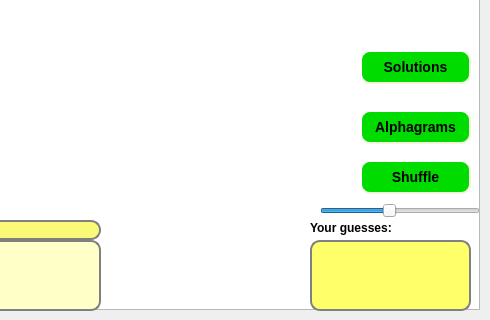
domino14/aerolithdesktop, file trunk/client/src/tableForm.ui: the form before one commit; both pictures show x 510 to 1000 and y 420 to 740 of the 1000 by 740 pixel window.
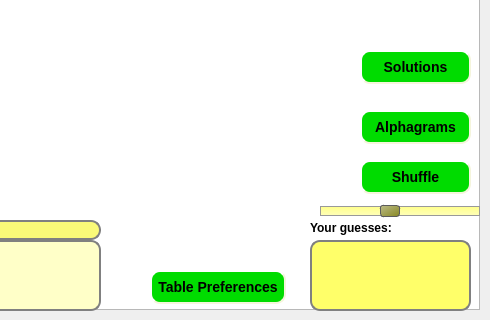
The form after the commit.

Commit message: added settings stuff for customizing table and saving password, position

What changed in the file:
```diff
--- a/trunk/client/src/tableForm.ui
+++ b/trunk/client/src/tableForm.ui
@@ -454,6 +454,25 @@
      <height>22</height>
     </rect>
    </property>
+   <property name="focusPolicy" >
+    <enum>Qt::NoFocus</enum>
+   </property>
+   <property name="styleSheet" >
+    <string> QSlider::groove:horizontal {
+         border: 1px solid #999999;
+         height: 8px; /* the groove expands to the size of the slider by default. by giving it a height, it has a fixed size */
+         background: qlineargradient(x1:0, y1:0, x2:0, y2:1, stop:0 #FFFF88, stop:1 #FFFFBB);
+         margin: 2px 0;
+     }
+
+     QSlider::handle:horizontal {
+         background: qlineargradient(x1:0, y1:0, x2:1, y2:1, stop:0 #BBBB88, stop:1 #888822);
+         border: 1px solid #5c5c5c;
+         width: 18px;
+         margin: -2px 0; /* handle is placed by default on the contents rect of the groove. Expand outside the groove */
+         border-radius: 3px;
+     } </string>
+   </property>
    <property name="minimum" >
     <number>35</number>
    </property>
@@ -467,6 +486,42 @@
     <enum>Qt::Horizontal</enum>
    </property>
   </widget>
+  <widget class="QPushButton" name="pushButtonPreferences" >
+   <property name="geometry" >
+    <rect>
+     <x>660</x>
+     <y>690</y>
+     <width>136</width>
+     <height>34</height>
+    </rect>
+   </property>
+   <property name="focusPolicy" >
+    <enum>Qt::NoFocus</enum>
+   </property>
+   <property name="styleSheet" >
+    <string> QPushButton {
+     background-color: rgb(0, 220, 0);
+     border-style: outset;
+     border-width: 2px;
+     border-radius: 10px;
+     border-color: beige;
+     font: bold 14px;
+     min-width: 5em;
+     padding: 6px;
+ }
+QPushButton:disabled{
+	background-color: rgb(0, 100, 0);
+	color: rgb(100, 100, 100);
+}
+ QPushButton:pressed {
+     background-color: rgb(0, 150, 0);
+     border-style: inset;
+ } </string>
+   </property>
+   <property name="text" >
+    <string>Table Preferences</string>
+   </property>
+  </widget>
  </widget>
  <tabstops>
   <tabstop>lineEditChat</tabstop>
```
The commit also changes 53 other files.
